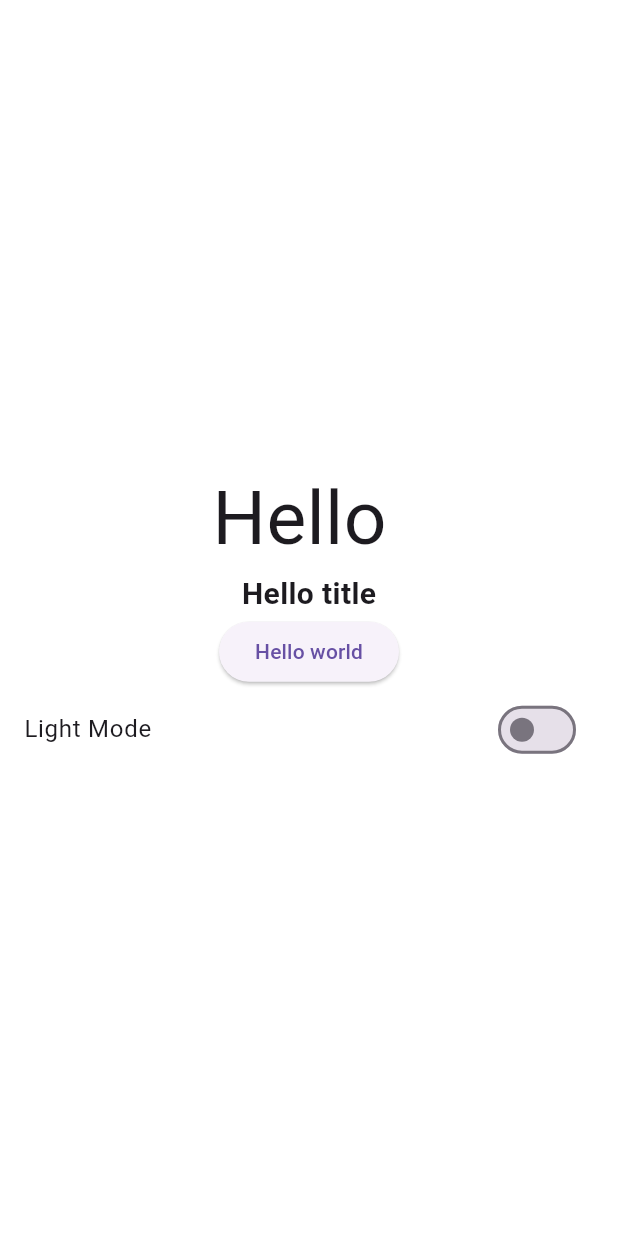
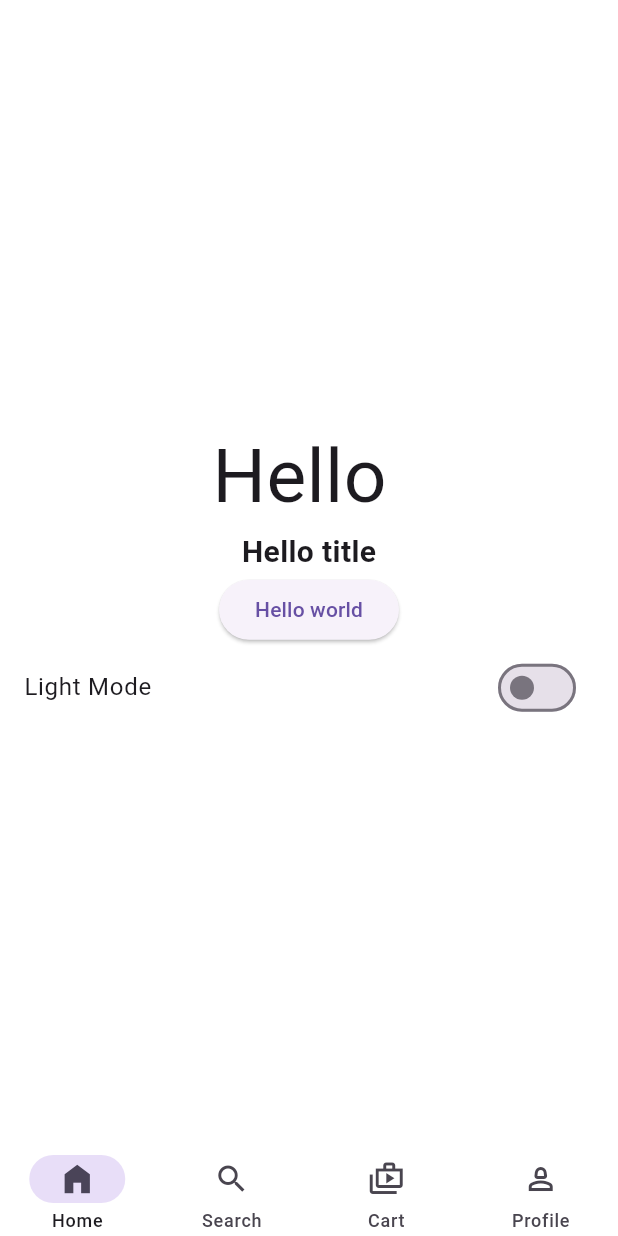
Before and after one commit to RezaEftekhar/shopping-app, a Flutter app: the screen it shows after launch, on a phone screen of 412 x 824 dp. Run offline on Flutter 3.47's test engine with Material 3 defaults, Android fonts, the phone set to English and light mode, and no system bars; our stand-ins replace flutter_iconly, shared_preferences.

Commit message:
adding bottom navigation bar

```diff
--- a/lib/main.dart
+++ b/lib/main.dart
@@ -3,6 +3,7 @@ import 'package:flutter/services.dart';
 import 'package:provider/provider.dart';
 import 'package:shop_userside/consts/theme_data.dart';
 import 'package:shop_userside/providers/theme_provider.dart';
+import 'package:shop_userside/root_screen.dart';
 import 'package:shop_userside/screens/home_screen.dart';
 
 void main() {
@@ -31,7 +32,7 @@ class MyApp extends StatelessWidget {
             debugShowCheckedModeBanner: false,
             title: 'Flutter Demo',
             theme: Styles.themeData(isDarkTheme: themeProvider.getDarkTheme, context: context),
-            home: HomeScreen(),
+            home: RootScreen(),
           );
         }
       ),
--- /dev/null
+++ b/lib/root_screen.dart
@@ -0,0 +1,72 @@
+import 'package:flutter/material.dart';
+import 'package:flutter_iconly/flutter_iconly.dart';
+import 'package:shop_userside/screens/cart_screen.dart';
+import 'package:shop_userside/screens/home_screen.dart';
+import 'package:shop_userside/screens/profile_screen.dart';
+import 'package:shop_userside/screens/search_screen.dart';
+
+class RootScreen extends StatefulWidget {
+  const RootScreen({super.key});
+
+  @override
+  State<RootScreen> createState() => _RootScreenState();
+}
+
+class _RootScreenState extends State<RootScreen> {
+  late List<Widget> screens;
+  int currentScreen = 0;
+  late PageController controller;
+
+  @override
+  void initState() {
+    super.initState();
+    screens = [HomeScreen(), SearchScreen(), CartScreen(), ProfileScreen()];
+
+    controller = PageController(initialPage: currentScreen);
+  }
+
+  @override
+  Widget build(BuildContext context) {
+    return Scaffold(
+      body: PageView(
+        physics: NeverScrollableScrollPhysics(),
+        controller: controller, children: screens),
+      bottomNavigationBar: NavigationBar(
+        backgroundColor: Theme.of(context).scaffoldBackgroundColor,
+        elevation: 10,
+        height: kBottomNavigationBarHeight,
+        selectedIndex: currentScreen,
+        onDestinationSelected: (index) {
+
+          setState(() {
+            currentScreen = index;
+          });
+          controller.jumpToPage(currentScreen);
+        },
+        destinations: [
+          NavigationDestination(
+            selectedIcon: Icon(Icons.home_filled,fontWeight: FontWeight.bold,),
+            icon: Icon(Icons.home),
+            label: 'Home',
+          ),
+
+           NavigationDestination(
+            selectedIcon: Icon(Icons.search,fontWeight: FontWeight.bold,),
+            icon: Icon(Icons.search),
+            label: 'Search',
+          ),
+             NavigationDestination(
+            selectedIcon: Icon(Icons.shop_2,fontWeight: FontWeight.bold,),
+            icon: Icon(Icons.shop_2_outlined),
+            label: 'Cart',
+          ),
+             NavigationDestination(
+            selectedIcon: Icon(Icons.person,fontWeight:FontWeight.bold,),
+            icon: Icon(Icons.person_2_outlined),
+            label: 'Profile',
+          ),
+        ],
+      ),
+    );
+  }
+}
--- a/pubspec.yaml
+++ b/pubspec.yaml
@@ -36,6 +36,7 @@ dependencies:
   cupertino_icons: ^1.0.8
   shared_preferences: ^2.5.3
   provider: ^6.1.5+1
+  flutter_iconly: ^1.0.1
 
 dev_dependencies:
   flutter_test:
```
Also changed, not shown: lib/screens/cart_screen.dart (added, +13 -0 lines), lib/screens/profile_screen.dart (added, +13 -0 lines), lib/screens/search_screen.dart (added, +13 -0 lines), pubspec.lock.
